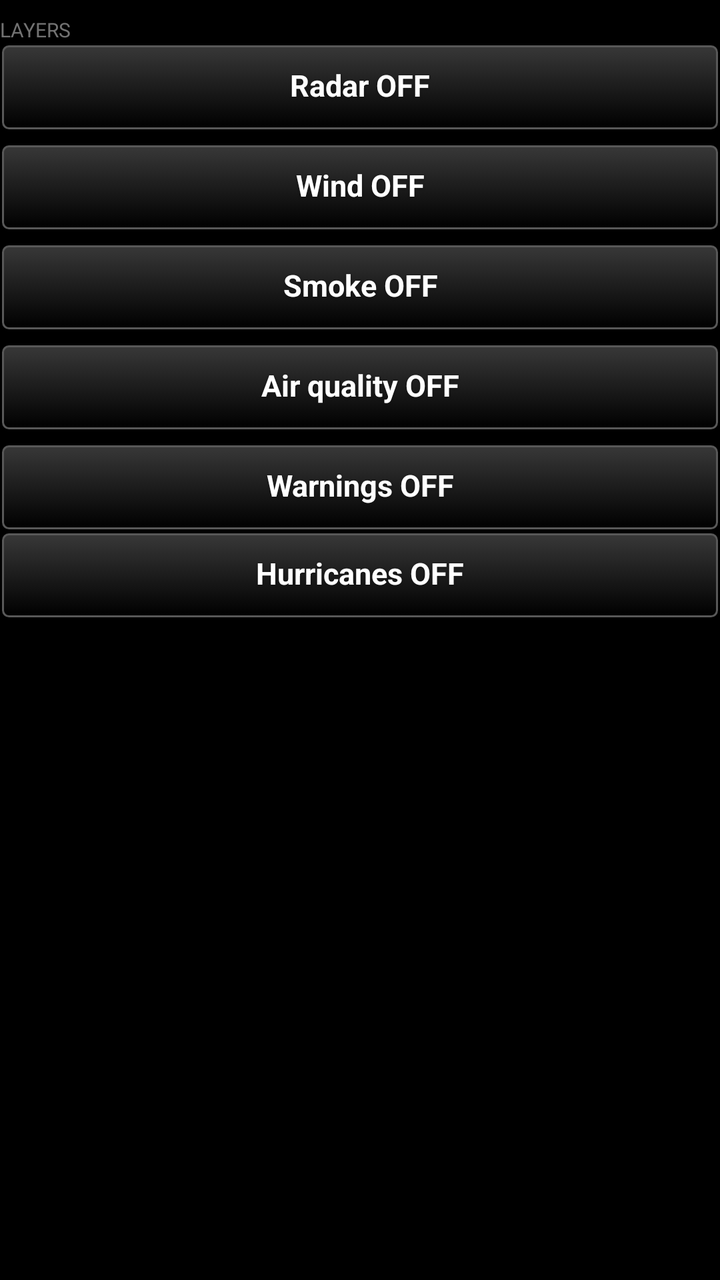
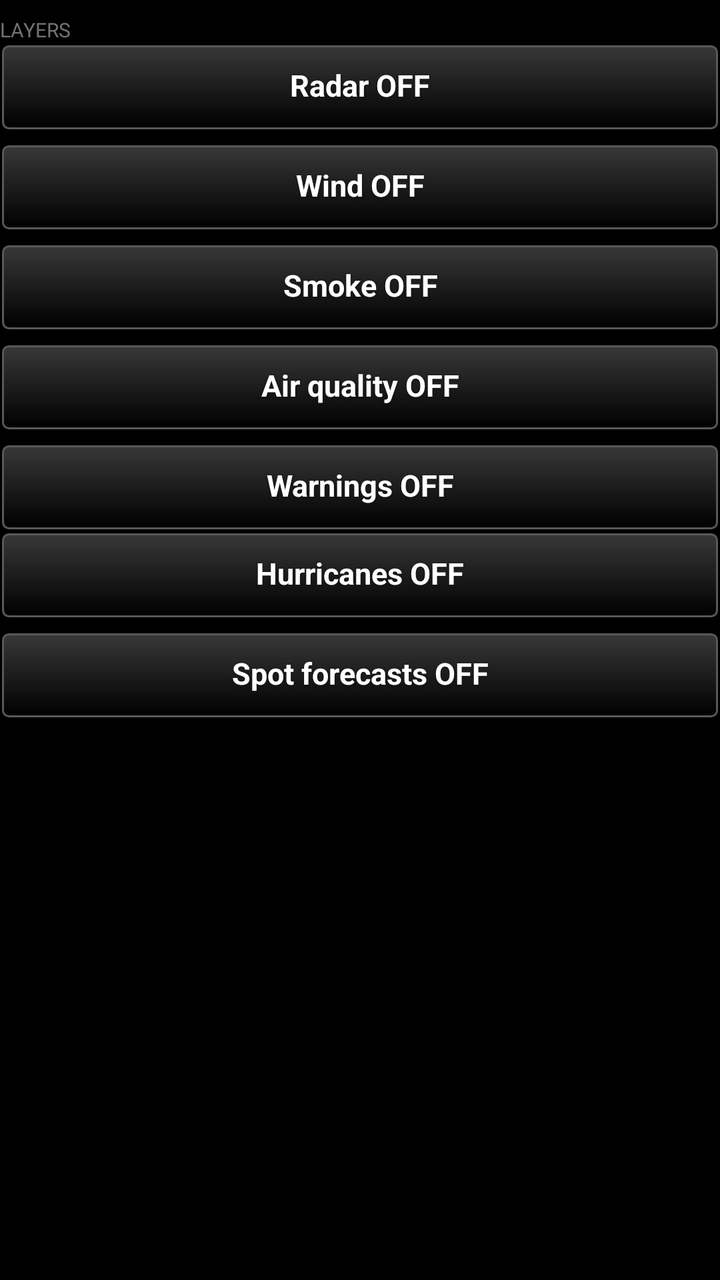

An Android layout rendered at two revisions. The XML below is the earlier revision; the diff shows what the commit changed to produce the second picture.
<!-- AndroidManifest.xml: application theme AppTheme -->
<!-- res/layout/page_layers.xml -->
<?xml version="1.0" encoding="utf-8"?>
<ScrollView xmlns:android="http://schemas.android.com/apk/res/android"
    android:layout_width="match_parent"
    android:layout_height="match_parent"
    android:fadeScrollbars="false"
    android:focusableInTouchMode="true"
    android:descendantFocusability="beforeDescendants">

    <LinearLayout
        android:layout_width="match_parent"
        android:layout_height="wrap_content"
        android:orientation="vertical"
        android:paddingBottom="8dp">

        
        <TextView
            android:id="@+id/layers_heading"
            android:layout_width="match_parent"
            android:layout_height="wrap_content"
            android:text="@string/heading_layers"
            android:textSize="10sp"
            android:textAllCaps="true"
            android:paddingTop="8dp"
            android:alpha="0.6" />

        
        <LinearLayout
            android:id="@+id/layer_list"
            android:layout_width="match_parent"
            android:layout_height="wrap_content"
            android:orientation="vertical">


            
            <LinearLayout
                android:layout_width="match_parent"
                android:layout_height="wrap_content"
                android:orientation="horizontal">

                <Button
                    android:id="@+id/radar_toggle"
                    style="@style/TakwerxButton"
                    android:layout_width="0dp"
                    android:layout_weight="1"
                    android:layout_height="wrap_content"
                    android:text="@string/radar_off" />

                <ImageButton
                    android:id="@+id/radar_expand"
                    style="@style/TakwerxIconButton"
                    android:layout_width="44dp"
                    android:layout_weight="0"
                    android:contentDescription="@string/show_settings"
                    android:src="@drawable/ic_expand"
                    android:visibility="gone" />
            </LinearLayout>

            <LinearLayout
                android:id="@+id/radar_settings"
                android:layout_width="match_parent"
                android:layout_height="wrap_content"
                android:orientation="vertical"
                android:visibility="gone" />

            <LinearLayout
                android:layout_width="match_parent"
                android:layout_height="wrap_content"
                android:layout_marginTop="6dp"
                android:orientation="horizontal">

                <Button
                    android:id="@+id/wind_toggle"
                    style="@style/TakwerxButton"
                    android:layout_width="0dp"
                    android:layout_weight="1"
                    android:layout_height="wrap_content"
                    android:text="@string/wind_off" />

                <ImageButton
                    android:id="@+id/wind_expand"
                    style="@style/TakwerxIconButton"
                    android:layout_width="44dp"
                    android:layout_weight="0"
                    android:contentDescription="@string/show_settings"
                    android:src="@drawable/ic_expand"
                    android:visibility="gone" />
            </LinearLayout>

            <LinearLayout
                android:id="@+id/wind_settings"
                android:layout_width="match_parent"
                android:layout_height="wrap_content"
                android:orientation="vertical"
                android:visibility="gone">

            
            <LinearLayout
                android:id="@+id/scrubber"
                android:layout_width="match_parent"
                android:layout_height="wrap_content"
                android:orientation="vertical"
                android:visibility="gone">

                <TextView
                    android:id="@+id/scrubber_label"
                    android:layout_width="match_parent"
                    android:layout_height="wrap_content"
                    android:layout_marginTop="6dp"
                    android:textColor="@color/white"
                    android:textSize="13sp"
                    android:text="" />

                <LinearLayout
                    android:id="@+id/scrubber_days"
                    android:layout_width="match_parent"
                    android:layout_height="wrap_content"
                    android:orientation="horizontal" />

                <LinearLayout
                    android:id="@+id/scrubber_hours"
                    android:layout_width="match_parent"
                    android:layout_height="wrap_content"
                    android:orientation="vertical" />
            </LinearLayout>

            
            <LinearLayout
                android:id="@+id/wind_scale_host"
                android:layout_width="match_parent"
                android:layout_height="wrap_content"
                android:orientation="vertical"
                android:paddingLeft="4dp"
                android:paddingRight="4dp"
                android:paddingTop="4dp"
                android:visibility="gone" />

            
            <LinearLayout
                android:id="@+id/wind_level_block"
                android:layout_width="match_parent"
                android:layout_height="wrap_content"
                android:orientation="vertical"
                android:visibility="gone">

                
                <TextView
                    android:id="@+id/wind_reading"
                    android:layout_width="match_parent"
                    android:layout_height="wrap_content"
                    android:layout_marginTop="6dp"
                    android:textColor="@color/white"
                    android:textSize="15sp"
                    android:text="" />

                
                <TextView
                    android:id="@+id/wind_level_label"
                    android:layout_width="match_parent"
                    android:layout_height="wrap_content"
                    android:layout_marginTop="8dp"
                    android:text="@string/heading_height"
                    android:textSize="10sp"
                    android:textAllCaps="true"
                    android:alpha="0.6" />

                <LinearLayout
                    android:id="@+id/wind_level_rows"
                    android:layout_width="match_parent"
                    android:layout_height="wrap_content"
                    android:orientation="vertical" />
            </LinearLayout>
            </LinearLayout>

            
            <LinearLayout
                android:layout_width="match_parent"
                android:layout_height="wrap_content"
                android:layout_marginTop="6dp"
                android:orientation="horizontal">

                <Button
                    android:id="@+id/smoke_toggle"
                    style="@style/TakwerxButton"
                    android:layout_width="0dp"
                    android:layout_weight="1"
                    android:layout_height="wrap_content"
                    android:text="@string/smoke_off" />

                <ImageButton
                    android:id="@+id/smoke_expand"
                    style="@style/TakwerxIconButton"
                    android:layout_width="44dp"
                    android:layout_weight="0"
                    android:contentDescription="@string/show_settings"
                    android:src="@drawable/ic_expand"
                    android:visibility="gone" />
            </LinearLayout>

            <LinearLayout
                android:id="@+id/smoke_settings"
                android:layout_width="match_parent"
                android:layout_height="wrap_content"
                android:orientation="vertical"
                android:visibility="gone">

                
                <LinearLayout
                    android:id="@+id/smoke_scale_host"
                    android:layout_width="match_parent"
                    android:layout_height="wrap_content"
                    android:orientation="vertical"
                    android:paddingLeft="4dp"
                    android:paddingRight="4dp"
                    android:paddingTop="4dp" />

                
                <TextView
                    android:id="@+id/smoke_reading"
                    android:layout_width="match_parent"
                    android:layout_height="wrap_content"
                    android:layout_marginTop="6dp"
                    android:textColor="@color/white"
                    android:textSize="15sp"
                    android:text="" />

                <TextView
                    android:layout_width="match_parent"
                    android:layout_height="wrap_content"
                    android:layout_marginTop="8dp"
                    android:text="@string/heading_height"
                    android:textSize="10sp"
                    android:textAllCaps="true"
                    android:alpha="0.6" />

                
                <LinearLayout
                    android:id="@+id/smoke_height_row"
                    android:layout_width="match_parent"
                    android:layout_height="wrap_content"
                    android:orientation="horizontal" />
            </LinearLayout>

            
            <LinearLayout
                android:layout_width="match_parent"
                android:layout_height="wrap_content"
                android:layout_marginTop="6dp"
                android:orientation="horizontal">

                <Button
                    android:id="@+id/air_toggle"
                    style="@style/TakwerxButton"
                    android:layout_width="0dp"
                    android:layout_weight="1"
                    android:layout_height="wrap_content"
                    android:text="@string/air_off" />

                <ImageButton
                    android:id="@+id/air_expand"
                    style="@style/TakwerxIconButton"
                    android:layout_width="44dp"
                    android:layout_weight="0"
                    android:contentDescription="@string/show_settings"
                    android:src="@drawable/ic_expand"
                    android:visibility="gone" />
            </LinearLayout>

            <LinearLayout
                android:id="@+id/air_settings"
                android:layout_width="match_parent"
                android:layout_height="wrap_content"
                android:orientation="vertical"
                android:visibility="gone">

                
                <TextView
                    android:id="@+id/air_status"
                    android:layout_width="match_parent"
                    android:layout_height="wrap_content"
                    android:layout_marginTop="6dp"
                    android:textColor="@color/white"
                    android:textSize="13sp"
                    android:text="" />

                
                <LinearLayout
                    android:id="@+id/air_scale"
                    android:layout_width="match_parent"
                    android:layout_height="wrap_content"
                    android:layout_marginTop="4dp"
                    android:orientation="horizontal" />

                
                <TextView
                    android:id="@+id/air_reading"
                    android:layout_width="match_parent"
                    android:layout_height="wrap_content"
                    android:layout_marginTop="6dp"
                    android:layout_marginBottom="4dp"
                    android:textColor="@color/white"
                    android:textSize="15sp"
                    android:text="" />
            </LinearLayout>

            
            <LinearLayout
                android:layout_width="match_parent"
                android:layout_height="wrap_content"
                android:layout_marginTop="6dp"
                android:orientation="horizontal">

                <Button
                    android:id="@+id/warn_toggle"
                    style="@style/TakwerxButton"
                    android:layout_width="0dp"
                    android:layout_weight="1"
                    android:layout_height="wrap_content"
                    android:text="@string/warn_off" />

                <ImageButton
                    android:id="@+id/warn_expand"
                    style="@style/TakwerxIconButton"
                    android:layout_width="44dp"
                    android:layout_weight="0"
                    android:contentDescription="@string/show_settings"
                    android:src="@drawable/ic_expand"
                    android:visibility="gone" />
            </LinearLayout>

            <LinearLayout
                android:id="@+id/warn_settings"
                android:layout_width="match_parent"
                android:layout_height="wrap_content"
                android:orientation="vertical"
                android:visibility="gone">

                
                <TextView
                    android:id="@+id/warn_here"
                    android:layout_width="match_parent"
                    android:layout_height="wrap_content"
                    android:layout_marginTop="6dp"
                    android:textColor="@color/white"
                    android:textSize="15sp"
                    android:text="" />

                <TextView
                    android:id="@+id/warn_status"
                    android:layout_width="match_parent"
                    android:layout_height="wrap_content"
                    android:layout_marginTop="4dp"
                    android:textColor="@color/white"
                    android:textSize="13sp"
                    android:text="" />

                <TextView
                    android:layout_width="match_parent"
                    android:layout_height="wrap_content"
                    android:layout_marginTop="8dp"
                    android:text="@string/heading_show"
                    android:textSize="10sp"
                    android:textAllCaps="true"
                    android:alpha="0.6" />

                
                <LinearLayout
                    android:id="@+id/warn_groups"
                    android:layout_width="match_parent"
                    android:layout_height="wrap_content"
                    android:layout_marginBottom="4dp"
                    android:orientation="horizontal" />
            </LinearLayout>

            <LinearLayout
                android:layout_width="match_parent"
                android:layout_height="wrap_content"
                android:orientation="horizontal">

                <Button
                    android:id="@+id/tropical_toggle"
                    style="@style/TakwerxButton"
                    android:layout_width="0dp"
                    android:layout_weight="1"
                    android:layout_height="wrap_content"
                    android:text="@string/tropical_off" />

                <ImageButton
                    android:id="@+id/tropical_expand"
                    style="@style/TakwerxIconButton"
                    android:layout_width="44dp"
                    android:layout_weight="0"
                    android:contentDescription="@string/show_settings"
                    android:src="@drawable/ic_expand"
                    android:visibility="gone" />
            </LinearLayout>

            
            <LinearLayout
                android:id="@+id/tropical_settings"
                android:layout_width="match_parent"
                android:layout_height="wrap_content"
                android:orientation="vertical"
                android:visibility="gone">

                <TextView
                    android:id="@+id/tropical_status"
                    android:layout_width="match_parent"
                    android:layout_height="wrap_content"
                    android:layout_marginTop="6dp"
                    android:layout_marginBottom="4dp"
                    android:textColor="@color/white"
                    android:textSize="13sp"
                    android:text="" />

                
                <LinearLayout
                    android:id="@+id/tropical_scale"
                    android:layout_width="match_parent"
                    android:layout_height="wrap_content"
                    android:layout_marginBottom="6dp"
                    android:orientation="horizontal" />

                <LinearLayout
                    android:id="@+id/tropical_rows"
                    android:layout_width="match_parent"
                    android:layout_height="wrap_content"
                    android:orientation="vertical" />
            </LinearLayout>
        </LinearLayout>

        
        <TextView
            android:id="@+id/layers_attribution"
            android:layout_width="match_parent"
            android:layout_height="wrap_content"
            android:textSize="11sp"
            android:layout_marginTop="@dimen/auto_margin"
            android:text="" />
    </LinearLayout>
</ScrollView>
<!-- resources referenced by this layout -->
<resources>
  <color name="white">#ffffff</color>
  <dimen name="auto_margin">6dp</dimen>
  <string name="air_off">Air quality OFF</string>
  <string name="heading_height">Height</string>
  <string name="heading_layers">Layers</string>
  <string name="heading_show">Show</string>
  <string name="radar_off">Radar OFF</string>
  <string name="show_settings">Show or hide this layer\'s settings</string>
  <string name="smoke_off">Smoke OFF</string>
  <string name="tropical_off">Hurricanes OFF</string>
  <string name="warn_off">Warnings OFF</string>
  <string name="wind_off">Wind OFF</string>
  <style name="TakwerxButton" parent="@style/darkButton">
          <item name="android:paddingLeft">12dp</item>
          <item name="android:paddingRight">12dp</item>
          <item name="android:paddingTop">6dp</item>
          <item name="android:paddingBottom">8dp</item>
          <item name="android:minHeight">44dp</item>
          <item name="android:minWidth">0dp</item>
          <item name="android:textSize">15sp</item>
          <item name="android:singleLine">true</item>
          <item name="android:ellipsize">end</item>
      </style>
  <style name="TakwerxIconButton">
          <item name="android:layout_width">0dp</item>
          <item name="android:layout_weight">1</item>
          <item name="android:layout_height">44dp</item>
          <item name="android:layout_marginLeft">2dp</item>
          <item name="android:layout_marginRight">2dp</item>
          <item name="android:background">@drawable/btn_gray</item>
          <item name="android:scaleType">centerInside</item>
          <item name="android:padding">9dp</item>
      </style>
  <style name="AppTheme" parent="@android:style/Theme.Holo">
          <item name="android:buttonStyle">@android:style/Widget.Button</item>
          <item name="android:imageButtonStyle">@android:style/Widget.Button</item>
          <item name="android:buttonStyleToggle">@android:style/Widget.Button</item>
          <item name="android:spinnerStyle">@style/ATAKSpinner</item>
          <item name="android:spinnerItemStyle">@style/ATAKSpinnerItem</item>
          <item name="android:editTextStyle">@style/ATAKEditText</item>
      </style>
  <style name="ATAKSpinner" parent="@android:style/Widget.Spinner">
          <item name="android:spinnerMode">dialog</item>
      </style>
  <style name="ATAKSpinnerItem">
          <item name="android:textColor">@android:color/white</item>
          <item name="android:dropDownVerticalOffset">0dip</item>
          <item name="android:dropDownHorizontalOffset">0dip</item>
          <item name="android:dropDownWidth">wrap_content</item>
          <item name="android:gravity">left|center_vertical</item>
      </style>
  <style name="ATAKEditText" parent="@android:style/Widget.EditText">
          
          
  
          
          <item name="android:imeOptions">flagNoFullscreen</item>
      </style>
  <color name="darker_gray">#121212</color>
  <dimen name="fontSize">14sp</dimen>
  <!-- drawable new_dark_button_disabled (drawable) -->
  <?xml version="1.0" encoding="utf-8"?>
  <layer-list xmlns:android="http://schemas.android.com/apk/res/android">
      <item android:bottom="1dp" android:right="1dp" android:left="1dp" android:top="1dp">
          <shape android:shape="rectangle">
              <corners android:radius="3dp" />
              <stroke
                  android:width="1dp"
                  android:color="#484848" />
              <solid android:color="#484848" />
          </shape>
      </item>
  </layer-list>
  <!-- unchanged entries left out for length: 5 -->
</resources>

<!-- the commit's change to res/layout/page_layers.xml (unified diff, before → after) -->
@@ -426,6 +426,73 @@
                     android:layout_height="wrap_content"
                     android:orientation="vertical" />
             </LinearLayout>
+
+            
+            <LinearLayout
+                android:layout_width="match_parent"
+                android:layout_height="wrap_content"
+                android:layout_marginTop="6dp"
+                android:orientation="horizontal">
+
+                <Button
+                    android:id="@+id/spot_toggle"
+                    style="@style/TakwerxButton"
+                    android:layout_width="0dp"
+                    android:layout_weight="1"
+                    android:layout_height="wrap_content"
+                    android:text="@string/spot_layer_off" />
+
+                <ImageButton
+                    android:id="@+id/spot_expand"
+                    style="@style/TakwerxIconButton"
+                    android:layout_width="44dp"
+                    android:layout_weight="0"
+                    android:contentDescription="@string/show_settings"
+                    android:src="@drawable/ic_expand"
+                    android:visibility="gone" />
+            </LinearLayout>
+
+            <LinearLayout
+                android:id="@+id/spot_settings"
+                android:layout_width="match_parent"
+                android:layout_height="wrap_content"
+                android:orientation="vertical"
+                android:visibility="gone">
+
+                <TextView
+                    android:id="@+id/spot_layer_status"
+                    android:layout_width="match_parent"
+                    android:layout_height="wrap_content"
+                    android:layout_marginTop="6dp"
+                    android:textColor="@color/white"
+                    android:textSize="13sp"
+                    android:text="" />
+
+                <Button
+                    android:id="@+id/spot_open_only"
+                    style="@style/TakwerxButton"
+                    android:layout_width="match_parent"
+                    android:layout_height="wrap_content"
+                    android:layout_marginTop="4dp"
+                    android:gravity="center_vertical|left"
+                    android:textSize="13sp" />
+
+                <TextView
+                    android:layout_width="match_parent"
+                    android:layout_height="wrap_content"
+                    android:layout_marginTop="8dp"
+                    android:text="@string/heading_legend"
+                    android:textSize="10sp"
+                    android:textAllCaps="true"
+                    android:alpha="0.6" />
+
+                
+                <LinearLayout
+                    android:id="@+id/spot_legend"
+                    android:layout_width="match_parent"
+                    android:layout_height="wrap_content"
+                    android:orientation="vertical" />
+            </LinearLayout>
         </LinearLayout>
 
         
<!-- resource entries referenced after the edit -->
@@ -5,10 +5,12 @@
   <string name="air_off">Air quality OFF</string>
   <string name="heading_height">Height</string>
   <string name="heading_layers">Layers</string>
+  <string name="heading_legend">Legend</string>
   <string name="heading_show">Show</string>
   <string name="radar_off">Radar OFF</string>
   <string name="show_settings">Show or hide this layer\'s settings</string>
   <string name="smoke_off">Smoke OFF</string>
+  <string name="spot_layer_off">Spot forecasts OFF</string>
   <string name="tropical_off">Hurricanes OFF</string>
   <string name="warn_off">Warnings OFF</string>
   <string name="wind_off">Wind OFF</string>
